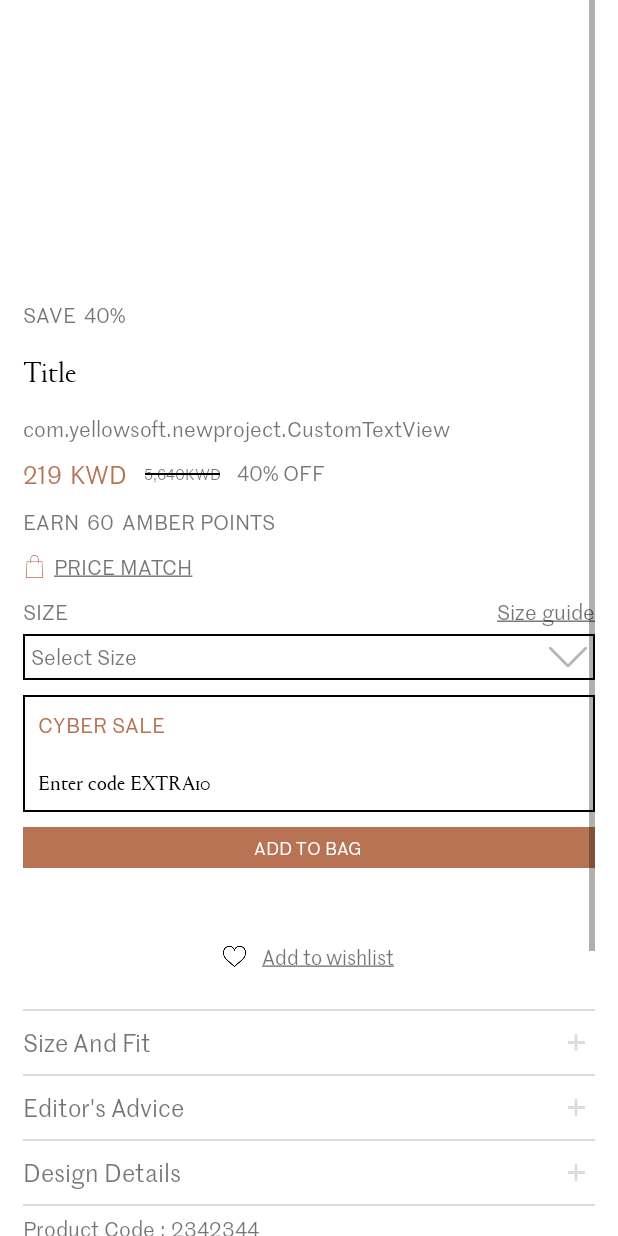
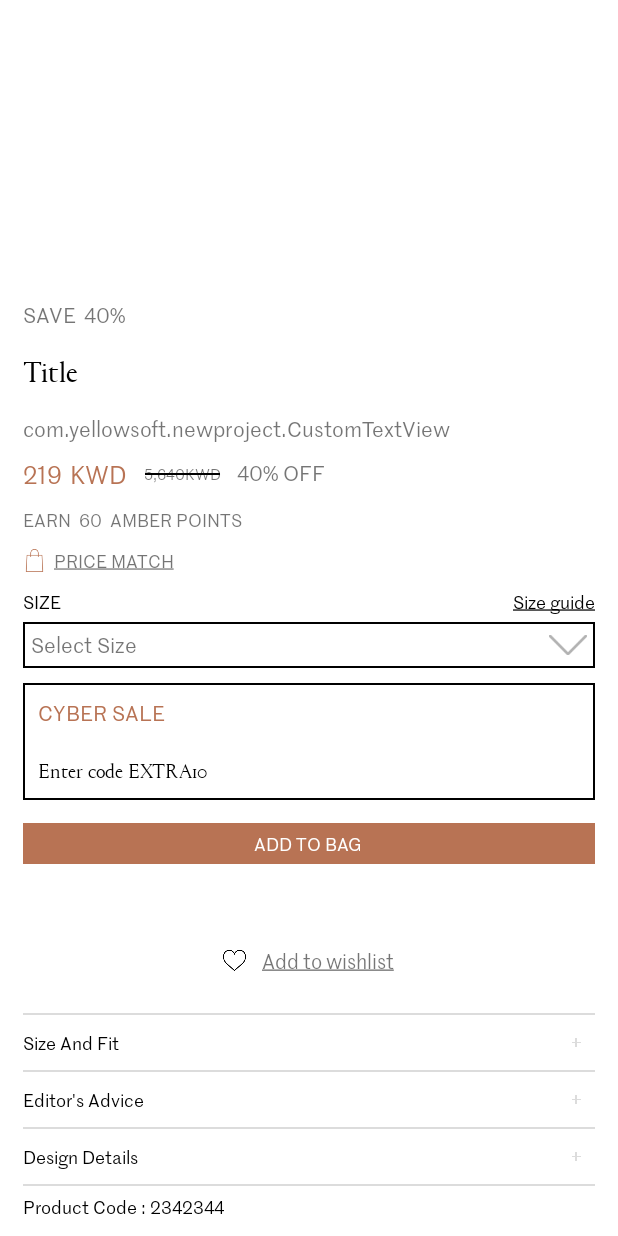
Before and after one commit to prudhviraj038/BeidounOnline, an Android app: the fragment ShopFragment shown on its own in the app's theme, on a phone screen of 412 x 824 dp. Run offline under Robolectric (Android 15) with nearby library versions, the phone set to English and light mode, and no system bars; our stand-ins replace Picasso; pictures from the network do not load; 4 statements that could not run were skipped.

Commit message:
Product detail page.

```diff
--- a/app/src/main/AndroidManifest.xml
+++ b/app/src/main/AndroidManifest.xml
@@ -7,7 +7,7 @@
 
     <application
         android:allowBackup="false"
-        android:icon="@mipmap/ic_launcher"
+        android:icon="@drawable/ic_launcher"
         android:name=".ApplicationController"
         android:label="@string/app_name"
         android:roundIcon="@drawable/app_icon"
--- a/app/src/main/java/com/yellowsoft/newproject/SplashScreen.java
+++ b/app/src/main/java/com/yellowsoft/newproject/SplashScreen.java
@@ -33,15 +33,13 @@ import java.util.Map;
 
 public class SplashScreen extends AppCompatActivity {
 
-    private static int SPLASH_TIME_OUT = 3000;
+    private static int SPLASH_TIME_OUT = 1000;
 
     @Override
     protected void onCreate(Bundle savedInstanceState) {
         super.onCreate(savedInstanceState);
         setContentView(R.layout.splashscreen);
 
-        Intent i = new Intent(SplashScreen.this, HomeActivity.class);
-        startActivity(i);
 
 
         try {
@@ -73,6 +71,8 @@ public class SplashScreen extends AppCompatActivity {
                 // This method will be executed once the timer is over
                 // Start your app main activity
 
+                Intent i = new Intent(SplashScreen.this, HomeActivity.class);
+                startActivity(i);
 
                 // close this activity
                 finish();
--- a/app/src/main/java/com/yellowsoft/newproject/TypeFactory.java
+++ b/app/src/main/java/com/yellowsoft/newproject/TypeFactory.java
@@ -9,8 +9,8 @@ import android.graphics.Typeface;
 
 public class TypeFactory {
 
-    private String A_ROUND= "fonts/PortraitLight.ttf";
-    private String A_LIGHT="fonts/PortraitRegular.ttf";
+    private String A_ROUND= "fonts/PortraitRegular.ttf";
+    private String A_LIGHT="fonts/PortraitLight.ttf";
     private String A_REGULAR= "fonts/Roboto-Regular.ttf";
     private String A_MEDIUM= "fonts/MarrSansRegular.ttf";
 
--- a/app/src/main/res/layout/activity_product.xml
+++ b/app/src/main/res/layout/activity_product.xml
@@ -21,8 +21,6 @@
         android:layout_height="match_parent"
         android:layout_below="@+id/product_toolbar"
         android:layout_alignParentStart="true"
-        android:layout_marginLeft="15dp"
-        android:layout_marginRight="15dp"
         android:orientation="vertical">
 
         <LinearLayout
@@ -31,13 +29,15 @@
             android:layout_weight="1"
             android:orientation="vertical">
 
-            <ScrollView
+            <android.support.v4.widget.NestedScrollView
                 android:layout_width="match_parent"
                 android:layout_height="match_parent">
 
                 <LinearLayout
                     android:layout_width="match_parent"
                     android:layout_height="wrap_content"
+                    android:layout_marginLeft="15dp"
+                    android:layout_marginRight="15dp"
                     android:gravity="center_horizontal"
                     android:orientation="vertical">
 
@@ -233,7 +233,8 @@
                             <com.yellowsoft.newproject.CustomTextView
                                 android:layout_width="wrap_content"
                                 android:layout_height="wrap_content"
-                                android:text="EARN" />
+                                android:text="EARN"
+                                android:textSize="12sp" />
 
                             <com.yellowsoft.newproject.CustomTextView
                                 android:id="@+id/amberpoints_tv"
@@ -241,13 +242,15 @@
                                 android:layout_height="match_parent"
                                 android:layout_marginLeft="5dp"
                                 android:layout_marginRight="5dp"
-                                android:text="60" />
+                                android:text="60"
+                                android:textSize="12sp" />
 
                             <com.yellowsoft.newproject.CustomTextView
                                 android:id="@+id/customTextView92"
                                 android:layout_width="wrap_content"
                                 android:layout_height="wrap_content"
-                                android:text="AMBER POINTS" />
+                                android:text="AMBER POINTS"
+                                android:textSize="12sp" />
                         </LinearLayout>
 
                         <LinearLayout
@@ -272,7 +275,8 @@
                                 android:layout_height="wrap_content"
                                 android:layout_marginLeft="5dp"
                                 android:layout_marginRight="5dp"
-                                android:text="@string/price_match" />
+                                android:text="@string/price_match"
+                                android:textSize="12sp" />
                         </LinearLayout>
 
                         <LinearLayout
@@ -287,7 +291,9 @@
                                 android:layout_width="wrap_content"
                                 android:layout_height="wrap_content"
                                 android:layout_weight="1"
-                                android:text="SIZE" />
+                                android:text="SIZE"
+                                android:textColor="@android:color/black"
+                                android:textSize="12sp" />
 
                             <com.yellowsoft.newproject.CustomTextView
                                 android:id="@+id/sizeguide_tv"
@@ -295,7 +301,9 @@
                                 android:layout_height="wrap_content"
                                 android:layout_weight="1"
                                 android:gravity="end"
-                                android:text="@string/size_guide" />
+                                android:text="@string/size_guide"
+                                android:textColor="@android:color/black"
+                                android:textSize="12sp" />
                         </LinearLayout>
 
                         <LinearLayout
@@ -354,6 +362,8 @@
                             android:id="@+id/addtobag_ll"
                             android:layout_width="match_parent"
                             android:layout_height="wrap_content"
+                            android:layout_marginTop="5dp"
+                            android:layout_marginBottom="5dp"
                             android:background="@color/buttonColor"
                             android:gravity="center"
                             android:orientation="horizontal">
@@ -421,7 +431,8 @@
                                     android:layout_width="wrap_content"
                                     android:layout_height="wrap_content"
                                     android:text="Size And Fit"
-                                    android:textSize="16sp" />
+                                    android:textColor="@android:color/black"
+                                    android:textSize="12sp" />
 
                                 <LinearLayout
                                     android:id="@+id/space2"
@@ -471,7 +482,8 @@
                                     android:layout_height="wrap_content"
                                     android:layout_margin="5dp"
                                     android:text="description"
-                                    android:textSize="13sp"
+                                    android:textColor="@android:color/black"
+                                    android:textSize="12sp"
                                     android:visibility="visible" />
                             </LinearLayout>
                         </LinearLayout>
@@ -495,7 +507,8 @@
                                     android:layout_width="wrap_content"
                                     android:layout_height="wrap_content"
                                     android:text="Editor's Advice"
-                                    android:textSize="16sp" />
+                                    android:textColor="@android:color/black"
+                                    android:textSize="12sp" />
 
                                 <LinearLayout
                                     android:id="@+id/space2"
@@ -545,7 +558,8 @@
                                     android:layout_height="wrap_content"
                                     android:layout_margin="5dp"
                                     android:text="description"
-                                    android:textSize="13sp"
+                                    android:textColor="@android:color/black"
+                                    android:textSize="12sp"
                                     android:visibility="visible" />
                             </LinearLayout>
                         </LinearLayout>
@@ -569,7 +583,8 @@
                                     android:layout_width="wrap_content"
                                     android:layout_height="wrap_content"
                                     android:text="Design Details"
-                                    android:textSize="16sp" />
+                                    android:textColor="@android:color/black"
+                                    android:textSize="12sp" />
 
                                 <LinearLayout
                                     android:id="@+id/space2"
@@ -619,7 +634,8 @@
                                     android:layout_height="wrap_content"
                                     android:layout_margin="5dp"
                                     android:text="description"
-                                    android:textSize="13sp"
+                                    android:textColor="@android:color/black"
+                                    android:textSize="12sp"
                                     android:visibility="visible" />
                             </LinearLayout>
                         </LinearLayout>
@@ -635,13 +651,17 @@
                                 android:id="@+id/product_code_title"
                                 android:layout_width="wrap_content"
                                 android:layout_height="wrap_content"
-                                android:text="Product Code : " />
+                                android:text="Product Code : "
+                                android:textColor="@android:color/black"
+                                android:textSize="12sp" />
 
                             <com.yellowsoft.newproject.CustomTextView
                                 android:id="@+id/product_code_tv"
                                 android:layout_width="wrap_content"
                                 android:layout_height="wrap_content"
-                                android:text="2342344" />
+                                android:text="2342344"
+                                android:textColor="@android:color/black"
+                                android:textSize="12sp" />
                         </LinearLayout>
 
                     </LinearLayout>
@@ -739,7 +759,7 @@
                     </LinearLayout>
 
                 </LinearLayout>
-            </ScrollView>
+            </android.support.v4.widget.NestedScrollView>
         </LinearLayout>
 
 
--- a/app/src/main/res/layout/splashscreen.xml
+++ b/app/src/main/res/layout/splashscreen.xml
@@ -10,5 +10,5 @@
         android:layout_width="match_parent"
         android:layout_height="match_parent"
         android:scaleType="centerCrop"
-        android:src="@drawable/splash" />
+        android:src="@drawable/splashscreen" />
 </LinearLayout>
```
Also changed, not shown: app/src/main/res/layout/fragment_shop.xml (added, +87 -0 lines), app/src/main/res/drawable/ic_launcher.png (added), app/src/main/res/drawable/splashscreen.png (added), 1 other file.
